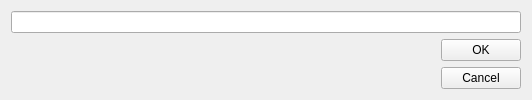
First picture: the form in res/save_dialog.ui, repository Jerakin/Moxsafe, before the edit.
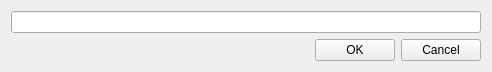
Second picture: the form after the edit.

What changed in the file:
```diff
--- a/res/save_dialog.ui
+++ b/res/save_dialog.ui
@@ -6,37 +6,20 @@
    <rect>
     <x>0</x>
     <y>0</y>
-    <width>532</width>
-    <height>96</height>
+    <width>492</width>
+    <height>68</height>
    </rect>
   </property>
   <property name="maximumSize">
    <size>
     <width>16777215</width>
-    <height>96</height>
+    <height>68</height>
    </size>
   </property>
   <property name="windowTitle">
    <string>Form</string>
   </property>
   <layout class="QGridLayout" name="gridLayout">
-   <item row="0" column="0" colspan="2">
-    <widget class="QLineEdit" name="lineEdit"/>
-   </item>
-   <item row="3" column="1">
-    <widget class="QPushButton" name="cancel_btn">
-     <property name="text">
-      <string>Cancel</string>
-     </property>
-    </widget>
-   </item>
-   <item row="2" column="1">
-    <widget class="QPushButton" name="ok_btn">
-     <property name="text">
-      <string>OK</string>
-     </property>
-    </widget>
-   </item>
    <item row="2" column="0">
     <spacer name="horizontalSpacer">
      <property name="orientation">
@@ -50,6 +33,23 @@
      </property>
     </spacer>
    </item>
+   <item row="2" column="1">
+    <widget class="QPushButton" name="ok_btn">
+     <property name="text">
+      <string>OK</string>
+     </property>
+    </widget>
+   </item>
+   <item row="2" column="2">
+    <widget class="QPushButton" name="cancel_btn">
+     <property name="text">
+      <string>Cancel</string>
+     </property>
+    </widget>
+   </item>
+   <item row="0" column="0" colspan="3">
+    <widget class="QLineEdit" name="lineEdit"/>
+   </item>
   </layout>
  </widget>
  <resources/>
```
